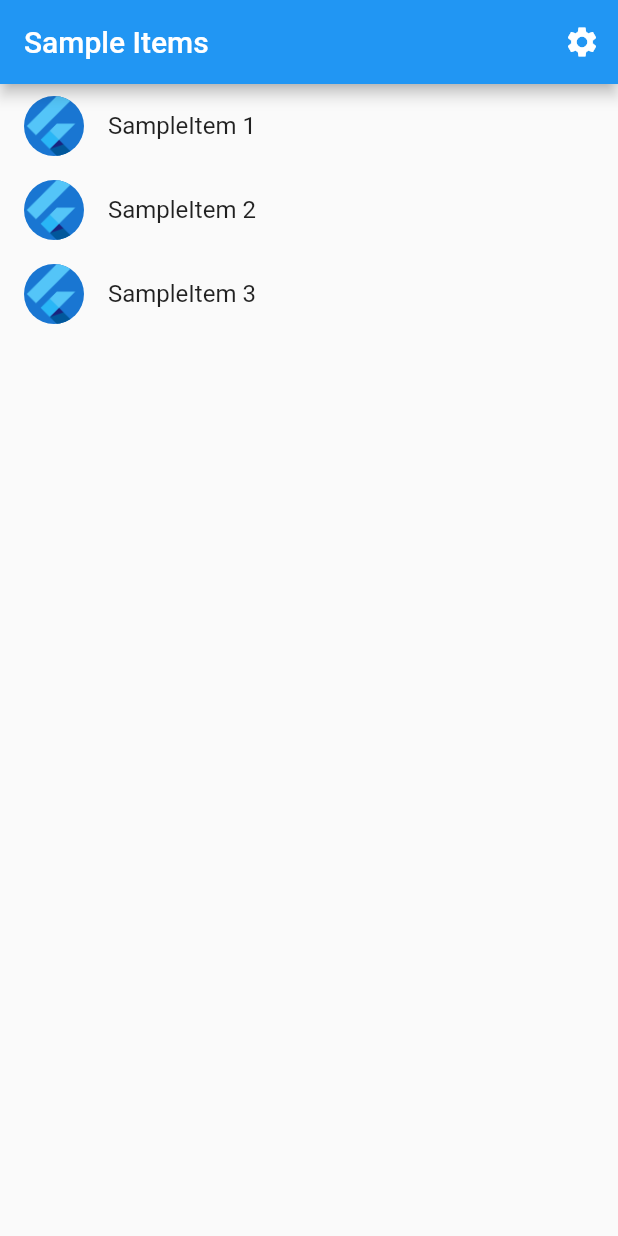
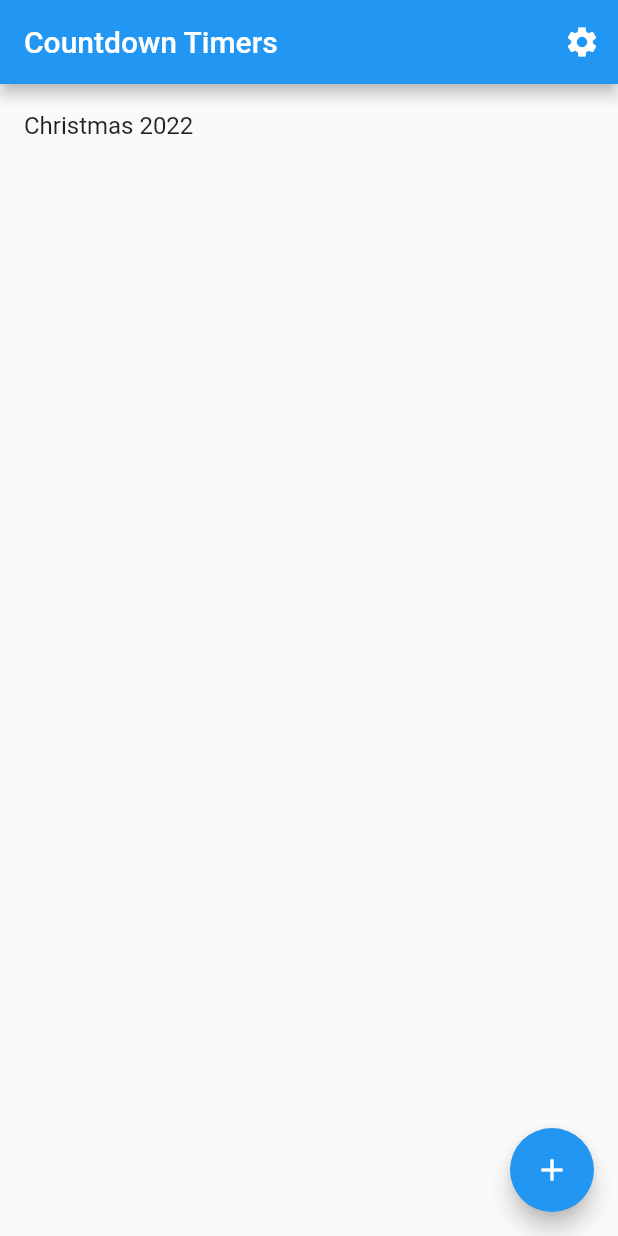
Before and after one commit to soikkea/countdown-timer-app, a Flutter app: the screen it shows after launch, on a phone screen of 412 x 824 dp. Run offline on Flutter 3.47's test engine with Material 2 defaults, Android fonts, the phone set to English and light mode, and no system bars; generated files the repository leaves out were written again.

Commit message:
Start working on Countdown views

```diff
--- /dev/null
+++ b/lib/src/countdown/countdown_list_view.dart
@@ -0,0 +1,58 @@
+import 'package:countdown_timer/src/countdown/countdown_details_view.dart';
+import 'package:countdown_timer/src/countdown/data/countdown_timer_provider.dart';
+import 'package:countdown_timer/src/countdown/edit_countdown_view.dart';
+import 'package:countdown_timer/src/settings/settings_view.dart';
+import 'package:flutter/material.dart';
+import 'package:provider/provider.dart';
+
+class CountdownTimerListView extends StatefulWidget {
+  const CountdownTimerListView({Key? key}) : super(key: key);
+
+  static const routeName = '/';
+
+  @override
+  State<CountdownTimerListView> createState() => _CountdownTimerListViewState();
+}
+
+class _CountdownTimerListViewState extends State<CountdownTimerListView> {
+  @override
+  Widget build(BuildContext context) {
+    return Scaffold(
+      appBar: AppBar(title: const Text('Countdown Timers'), actions: [
+        IconButton(
+            onPressed: () {
+              Navigator.restorablePushNamed(context, SettingsView.routeName);
+            },
+            icon: const Icon(Icons.settings))
+      ]),
+      body: const _CountdownTimerList(),
+      floatingActionButton: FloatingActionButton(
+          onPressed: () {
+            Navigator.pushNamed(context, EditCountdownTimerView.routeName);
+          },
+          child: const Icon(Icons.add)),
+    );
+  }
+}
+
+class _CountdownTimerList extends StatelessWidget {
+  const _CountdownTimerList({Key? key}) : super(key: key);
+  @override
+  Widget build(BuildContext context) {
+    var list = context.watch<CountdownTimerProvider>();
+
+    return ListView.builder(
+        restorationId: 'countdownTimerListView',
+        itemCount: list.timers.length,
+        itemBuilder: ((context, index) => ListTile(
+              title: Text(list.timers[index].name),
+              onTap: () {
+                // TODO go to timer details
+                Navigator.pushNamed(
+                    context, CountdownTimerDetailsView.routeName,
+                    arguments:
+                        CountdownTimerDetailsArguments(list.timers[index].id));
+              },
+            )));
+  }
+}
--- a/lib/src/sample_feature/sample_item_list_view.dart
+++ b/lib/src/sample_feature/sample_item_list_view.dart
@@ -11,7 +11,7 @@ class SampleItemListView extends StatelessWidget {
     this.items = const [SampleItem(1), SampleItem(2), SampleItem(3)],
   }) : super(key: key);
 
-  static const routeName = '/';
+  static const routeName = '/sample_item_list_view';
 
   final List<SampleItem> items;
 
```
Also changed, not shown: lib/src/app.dart (+10 -1 lines), lib/src/countdown/countdown_details_view.dart (added, +64 -0 lines), lib/src/countdown/edit_countdown_view.dart (added, +72 -0 lines).
